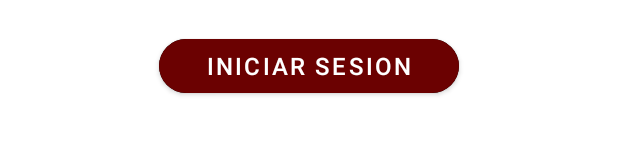
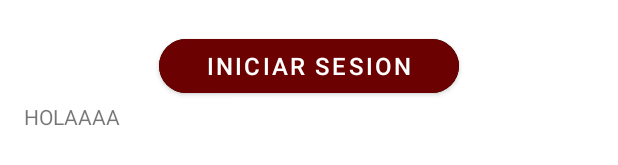
Before and after one commit to LUISADRIAN18/OperadoresTMS, an Android app: the layout activity_main.xml on its own in the app's theme, with its tools: preview values and no code run, on a phone screen of 412 x 824 dp. Shown: the part 412-577 px from the top of the screen. Run offline under Robolectric (Android 15) with nearby library versions, the phone set to English and light mode, and no system bars.

Commit message:
label prueba

```diff
--- a/app/src/main/res/layout/activity_main.xml
+++ b/app/src/main/res/layout/activity_main.xml
@@ -113,7 +113,10 @@
             />
 
 
-
+            <TextView
+                android:layout_width="wrap_content"
+                android:layout_height="wrap_content"
+                android:text="HOLAAAA"/>
 
 
     </LinearLayout>
```
